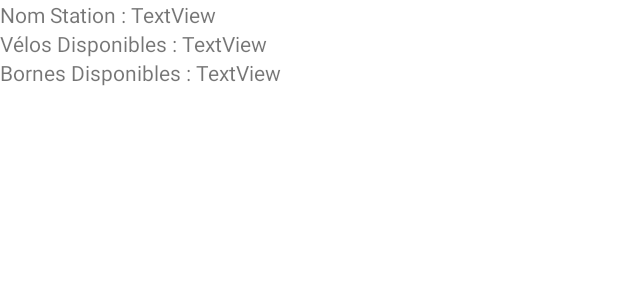
After one commit to Ayman-Ramdane/velibAndroidApp, an Android app: the layout activity_details_station.xml on its own in the app's theme, with its tools: preview values and no code run, on a phone screen of 412 x 824 dp. The commit adds this screen. Shown: the top 300 px of the screen. Run offline under Robolectric (Android 15) with nearby library versions, the phone set to English and light mode, and no system bars.

Commit message:
Fetch API Station Details, Create Station List and Add Station Details

```diff
--- a/app/src/main/java/fr/epf/min1/velib/api/LocalisationStation.kt
+++ b/app/src/main/java/fr/epf/min1/velib/api/LocalisationStation.kt
@@ -3,7 +3,6 @@ package fr.epf.min1.velib.api
 import com.google.android.gms.maps.model.LatLng
 import com.google.maps.android.clustering.ClusterItem
 import retrofit2.http.GET
-import retrofit2.http.Query
 
 interface LocalisationStation {
     @GET("station_information.json")
@@ -12,8 +11,8 @@ interface LocalisationStation {
 }
 
 data class GetStationResult(val data: DataStation)
-data class DataStation(val stations: List<Station>)
-data class Station(val station_id: Double, val name: String, val lat: Double, val lon: Double) :
+data class DataStation(val stations: List<StopPosition>)
+data class StopPosition(val station_id: Double, val name: String, val lat: Double, val lon: Double) :
     ClusterItem {
     override fun getPosition(): LatLng = LatLng(lat, lon)
 
--- /dev/null
+++ b/app/src/main/res/drawable/ic_baseline_list_24.xml
@@ -0,0 +1,5 @@
+<vector android:height="24dp" android:tint="#ffffff"
+    android:viewportHeight="24" android:viewportWidth="24"
+    android:width="24dp" xmlns:android="http://schemas.android.com/apk/res/android">
+    <path android:fillColor="@android:color/white" android:pathData="M3,13h2v-2L3,11v2zM3,17h2v-2L3,15v2zM3,9h2L5,7L3,7v2zM7,13h14v-2L7,11v2zM7,17h14v-2L7,15v2zM7,7v2h14L21,7L7,7z"/>
+</vector>
--- /dev/null
+++ b/app/src/main/res/layout/activity_details_station.xml
@@ -0,0 +1,56 @@
+<?xml version="1.0" encoding="utf-8"?>
+<androidx.constraintlayout.widget.ConstraintLayout xmlns:android="http://schemas.android.com/apk/res/android"
+    xmlns:app="http://schemas.android.com/apk/res-auto"
+    xmlns:tools="http://schemas.android.com/tools"
+    android:layout_width="match_parent"
+    android:layout_height="match_parent"
+    tools:context=".DetailsStationActivity">
+
+    <TextView
+        android:id="@+id/textView8"
+        android:layout_width="wrap_content"
+        android:layout_height="wrap_content"
+        android:text="Nom Station : "
+        app:layout_constraintStart_toStartOf="parent"
+        app:layout_constraintTop_toTopOf="parent" />
+
+    <TextView
+        android:id="@+id/textView9"
+        android:layout_width="wrap_content"
+        android:layout_height="wrap_content"
+        android:text="Vélos Disponibles : "
+        app:layout_constraintStart_toStartOf="parent"
+        app:layout_constraintTop_toBottomOf="@+id/textView8" />
+
+    <TextView
+        android:id="@+id/textView10"
+        android:layout_width="wrap_content"
+        android:layout_height="wrap_content"
+        android:text="Bornes Disponibles : "
+        app:layout_constraintStart_toStartOf="parent"
+        app:layout_constraintTop_toBottomOf="@+id/textView9" />
+
+    <TextView
+        android:id="@+id/details_stations_nom_textview"
+        android:layout_width="wrap_content"
+        android:layout_height="wrap_content"
+        android:text="TextView"
+        app:layout_constraintStart_toEndOf="@+id/textView8"
+        app:layout_constraintTop_toTopOf="parent" />
+
+    <TextView
+        android:id="@+id/details_stations_velos_textview"
+        android:layout_width="wrap_content"
+        android:layout_height="wrap_content"
+        android:text="TextView"
+        app:layout_constraintStart_toEndOf="@+id/textView9"
+        app:layout_constraintTop_toBottomOf="@+id/details_stations_nom_textview" />
+
+    <TextView
+        android:id="@+id/details_stations_bornes_textview"
+        android:layout_width="wrap_content"
+        android:layout_height="wrap_content"
+        android:text="TextView"
+        app:layout_constraintStart_toEndOf="@+id/textView10"
+        app:layout_constraintTop_toBottomOf="@+id/details_stations_velos_textview" />
+</androidx.constraintlayout.widget.ConstraintLayout>
```
Also changed, not shown: app/src/main/AndroidManifest.xml (+10 -1 lines), app/src/main/java/fr/epf/min1/velib/DetailsStationActivity.kt (added, +89 -0 lines), app/src/main/java/fr/epf/min1/velib/ListStationActivity.kt (added, +118 -0 lines), app/src/main/java/fr/epf/min1/velib/MapsActivity.kt (+25 -9 lines), app/src/main/java/fr/epf/min1/velib/StationAdapter.kt (added, +39 -0 lines), app/src/main/java/fr/epf/min1/velib/StationRenderer.kt (+6 -6 lines), app/src/main/java/fr/epf/min1/velib/api/VelibStationDetails.kt (added, +23 -0 lines), app/src/main/java/fr/epf/min1/velib/model/Station.kt (added, +12 -0 lines), app/src/main/res/layout/activity_list_station.xml (added, +15 -0 lines), app/src/main/res/layout/adapter_station.xml (added, +20 -0 lines), app/src/main/res/menu/station_map.xml (added, +10 -0 lines).
